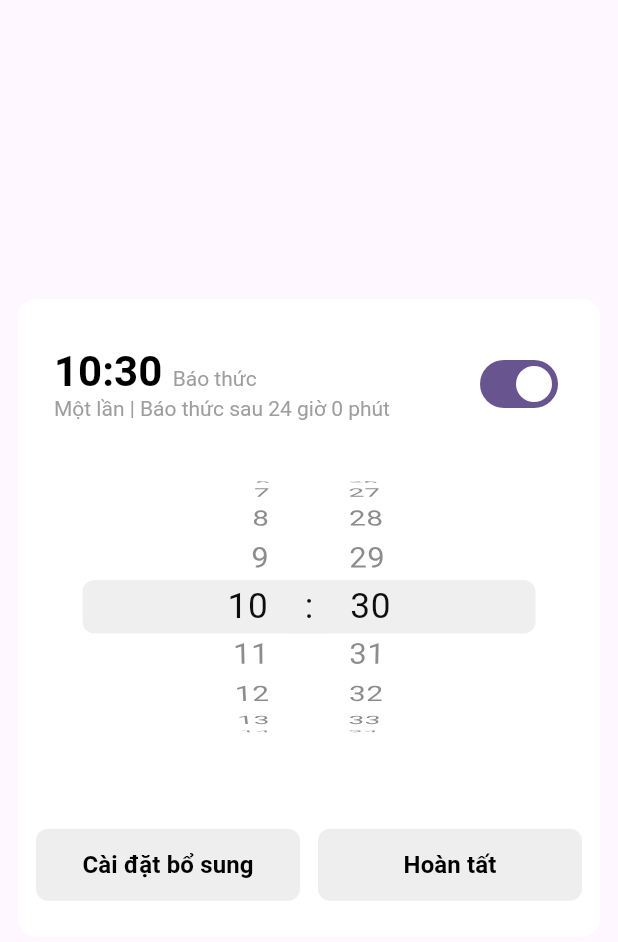
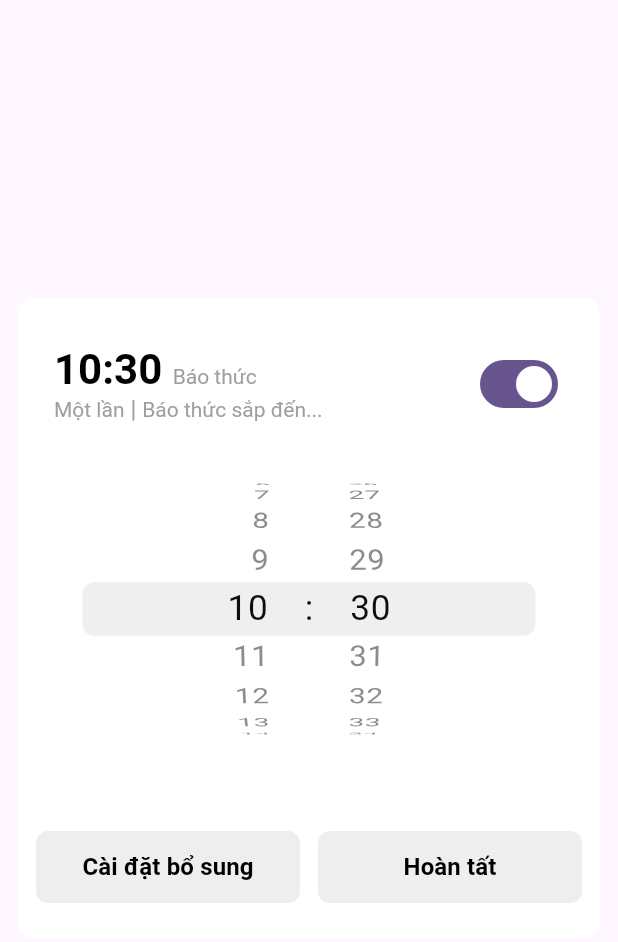
Before and after one commit to jeremienguyen20798/excerise_01, a Flutter app: the EditAlarmDialog widget shown alone on an empty page, opened directly with empty values, on a phone screen of 412 x 824 dp. Shown: the top 942 px of the screen. Run offline on Flutter 3.47's test engine with Material 3 defaults, Android fonts, the phone set to English and light mode, and no system bars; our stand-ins replace equatable, flutter_bloc, flutter_local_notifications, get_it, isar, permission_handler and 1 more; accounts and stored records are empty; generated files the repository leaves out were written again.

Commit message:
Commit code: Add countdown alarm to item, dialog and alarm page.

```diff
--- a/lib/core/constant/app_constant.dart
+++ b/lib/core/constant/app_constant.dart
@@ -10,6 +10,7 @@ const String confirmText = 'Hoàn tất';
 const String advanceText = 'Cài đặt bổ sung';
 const String deleteText = 'Xoá';
 const String titleAddAlarm = 'Thêm báo thức';
+const String titleEditAlarm = 'Sửa báo thức';
 const String labelAlarm = 'Báo thức';
 const String contentAlarmHintText = 'Nội dung báo thức';
 const String customText = 'Tuỳ chỉnh';
--- a/lib/features/alarm/bloc/alarm_bloc.dart
+++ b/lib/features/alarm/bloc/alarm_bloc.dart
@@ -14,6 +14,7 @@ class AlarmBloc extends Bloc<AlarmEvent, AlarmState> {
   AlarmBloc() : super(InitAlarmState()) {
     on<AddAlarmEvent>(_addAlarm);
     on<UpdateAlarmEvent>(_updateAlarm);
+    on<OnDateTimeChangedEvent>(_onDateTimeChanged);
   }
 
   Future<void> _addAlarm(
@@ -65,4 +66,8 @@ class AlarmBloc extends Bloc<AlarmEvent, AlarmState> {
       emitter(UpdateAlarmState(alarmEntity));
     }
   }
+
+  void _onDateTimeChanged(OnDateTimeChangedEvent event, Emitter<AlarmState> emitter) {
+    emitter(DateTimeChangedState(event.dateTime));
+  }
 }
--- a/lib/features/alarm/bloc/alarm_event.dart
+++ b/lib/features/alarm/bloc/alarm_event.dart
@@ -31,3 +31,9 @@ class UpdateAlarmEvent extends AlarmEvent {
     this.days,
   });
 }
+
+class OnDateTimeChangedEvent extends AlarmEvent {
+  final DateTime dateTime;
+
+  OnDateTimeChangedEvent(this.dateTime);
+}
--- a/lib/widgets/compoment/countdown/countdown_alarm.dart
+++ b/lib/widgets/compoment/countdown/countdown_alarm.dart
@@ -3,15 +3,13 @@ import 'dart:async';
 import 'package:excerise_01/core/utils/formatter.dart';
 import 'package:flutter/material.dart';
 
+import '../../../core/constant/app_constant.dart';
+
 class CountdownAlarm extends StatefulWidget {
-  final String repeatTypeStr;
+  final String? repeatTypeStr;
   final DateTime dateTime;
 
-  const CountdownAlarm({
-    super.key,
-    required this.repeatTypeStr,
-    required this.dateTime,
-  });
+  const CountdownAlarm({super.key, this.repeatTypeStr, required this.dateTime});
 
   @override
   State<CountdownAlarm> createState() => _CountdownAlarmState();
@@ -20,14 +18,21 @@ class CountdownAlarm extends StatefulWidget {
 class _CountdownAlarmState extends State<CountdownAlarm> {
   Timer? countdownTimer;
   Duration remaining = Duration.zero;
-  DateTime? alarmTime; // Thời gian báo thức
-  String repeatTypeStr = '';
+  String? repeatTypeStr;
 
   @override
   void initState() {
     repeatTypeStr = widget.repeatTypeStr;
     startCountDown(widget.dateTime);
     super.initState();
+  }
+
+  @override
+  void didUpdateWidget(covariant CountdownAlarm oldWidget) {
+    if (oldWidget.dateTime != widget.dateTime) {
+      startCountDown(widget.dateTime);
+    }
+    super.didUpdateWidget(oldWidget);
   }
 
   @override
@@ -44,13 +49,20 @@ class _CountdownAlarmState extends State<CountdownAlarm> {
       text: TextSpan(
         text: repeatTypeStr,
         style: TextStyle(fontSize: 14.0, color: Colors.grey),
-        children: [
-          TextSpan(text: ' | ', style: TextStyle(fontSize: 16.0)),
-          TextSpan(
-            text: Formatter.formatTime(remaining),
-            style: TextStyle(fontSize: 14.0),
-          ),
-        ],
+        children: repeatTypeStr != null
+            ? [
+                TextSpan(text: defaultSpace1, style: TextStyle(fontSize: 16.0)),
+                TextSpan(
+                  text: Formatter.formatTime(remaining),
+                  style: TextStyle(fontSize: 14.0),
+                ),
+              ]
+            : [
+                TextSpan(
+                  text: Formatter.formatTime(remaining),
+                  style: TextStyle(fontSize: 14.0),
+                ),
+              ],
       ),
     );
   }
@@ -60,13 +72,12 @@ class _CountdownAlarmState extends State<CountdownAlarm> {
       dateTime = dateTime.add(Duration(days: 1));
     }
     setState(() {
-      alarmTime = dateTime;
-      remaining = alarmTime!.difference(DateTime.now());
+      remaining = dateTime.difference(DateTime.now());
     });
     countdownTimer?.cancel();
     countdownTimer = Timer.periodic(Duration(seconds: 1), (_) {
       setState(() {
-        remaining = alarmTime!.difference(DateTime.now());
+        remaining = dateTime.difference(DateTime.now());
         if (remaining.isNegative) {
           countdownTimer?.cancel();
           remaining = Duration.zero;
--- a/lib/widgets/dialogs/edit_alarm_dialog.dart
+++ b/lib/widgets/dialogs/edit_alarm_dialog.dart
@@ -2,6 +2,7 @@ import 'package:excerise_01/core/constant/app_constant.dart';
 import 'package:excerise_01/core/utils/formatter.dart';
 import 'package:excerise_01/domain/entities/alarm_entity.dart';
 import 'package:excerise_01/features/alarm/view/alarm_page.dart';
+import 'package:excerise_01/widgets/compoment/countdown/countdown_alarm.dart';
 import 'package:flutter/cupertino.dart';
 import 'package:flutter/material.dart';
 
@@ -58,28 +59,9 @@ class _EditAlarmDialogState extends State<EditAlarmDialog> {
             ],
           ),
         ),
-        subtitle: RichText(
-          maxLines: 1,
-          overflow: TextOverflow.ellipsis,
-          text: TextSpan(
-            text: widget.alarm.getTextByRepeatType(),
-            style: TextStyle(
-              fontSize: 14.0,
-              color: Colors.grey,
-              fontWeight: FontWeight.normal,
-            ),
-            children: [
-              TextSpan(text: defaultSpace1),
-              TextSpan(
-                text: widget.alarm.getAlarmDistance(),
-                style: TextStyle(
-                  fontSize: 14.0,
-                  color: Colors.grey,
-                  fontWeight: FontWeight.normal,
-                ),
-              ),
-            ],
-          ),
+        subtitle: CountdownAlarm(
+          dateTime: dateTime,
+          repeatTypeStr: widget.alarm.getTextByRepeatType(),
         ),
         trailing: Switch(
           value: isActive,
```
Also changed, not shown: lib/features/alarm/bloc/alarm_state.dart (+9 -0 lines), lib/features/alarm/view/alarm_view.dart (+11 -9 lines), lib/widgets/items/item_alarm.dart (+5 -5 lines).
